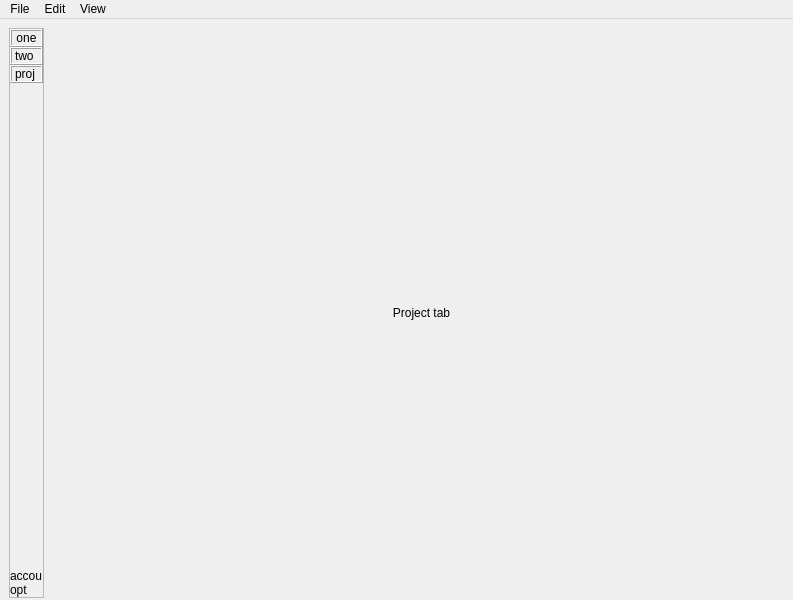
Before: the Qt Designer form ui/mainwindow.ui in lasest/manuwrite, drawn with Qt 5.
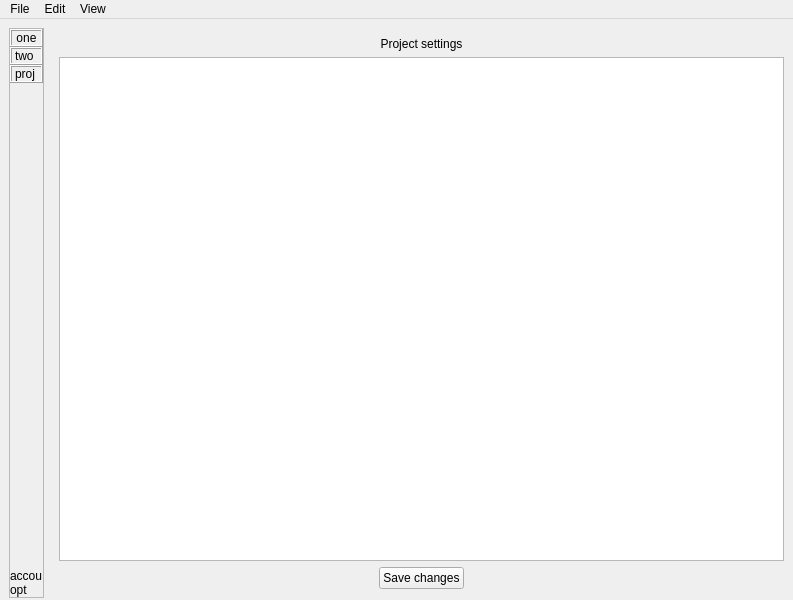
After: the same form once the commit is applied. The open tabs and pages were chosen to show the change. Custom widgets are drawn as their Qt base class.

Commit message: Added changing project settings at the project tab

Patch:
```diff
--- a/ui/mainwindow.ui
+++ b/ui/mainwindow.ui
@@ -452,17 +452,37 @@
          </layout>
         </widget>
         <widget class="QWidget" name="ProjectPage">
-         <layout class="QHBoxLayout" name="horizontalLayout_3">
+         <layout class="QVBoxLayout" name="verticalLayout_5">
           <item>
-           <widget class="QLabel" name="label_2">
+           <widget class="QLabel" name="ProjectSettingsLabel">
             <property name="text">
-             <string>Project tab</string>
+             <string>Project settings</string>
             </property>
             <property name="alignment">
              <set>Qt::AlignCenter</set>
             </property>
            </widget>
           </item>
+          <item>
+           <widget class="QTableWidget" name="ProjectSettingsTableWidget"/>
+          </item>
+          <item>
+           <layout class="QHBoxLayout" name="ProjectSettingsButtonLayout">
+            <item>
+             <widget class="QPushButton" name="SaveProjectSettingsButton">
+              <property name="sizePolicy">
+               <sizepolicy hsizetype="Maximum" vsizetype="Fixed">
+                <horstretch>0</horstretch>
+                <verstretch>0</verstretch>
+               </sizepolicy>
+              </property>
+              <property name="text">
+               <string>Save changes</string>
+              </property>
+             </widget>
+            </item>
+           </layout>
+          </item>
          </layout>
         </widget>
        </widget>
```
Left out of the diff: 2 changed lines with no effect on the pictures. The commit also changes 3 other files.
